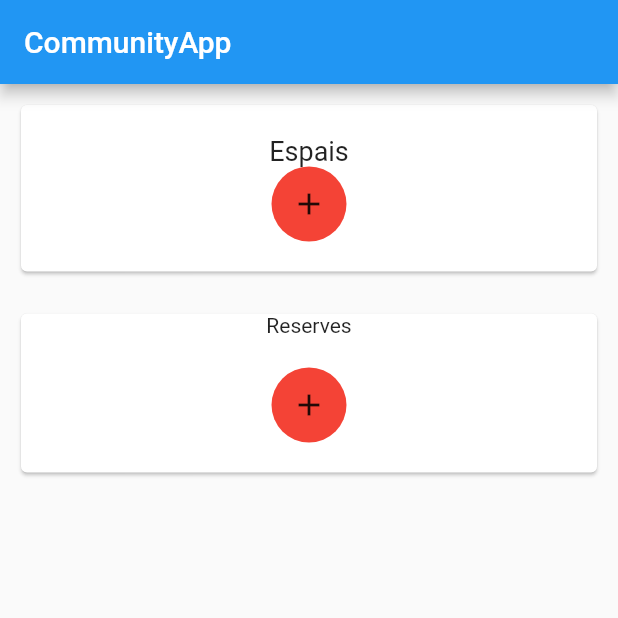
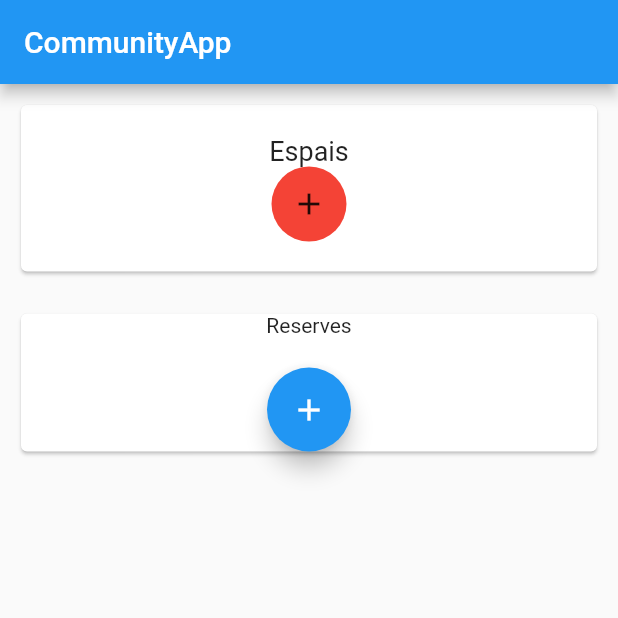
Before and after one commit to TomasMoratoPerezPorro/CommunityApp, a Flutter app: the screen it shows after launch, on a phone screen of 412 x 824 dp, the top half of it. Run offline on Flutter 3.47's test engine with Material 2 defaults, Android fonts, the phone set to English and light mode, and no system bars; our stand-ins replace cloud_firestore; accounts and stored records are empty.

```diff
--- a/appcomunity/lib/Pages/MainPage.dart
+++ b/appcomunity/lib/Pages/MainPage.dart
@@ -1,5 +1,6 @@
 import 'package:appcomunity/Model/Espais.dart';
 import 'package:appcomunity/Model/Reserves.dart';
+import 'package:appcomunity/Pages/NewReservaPage.dart';
 import 'package:flutter/material.dart';
 import 'package:cloud_firestore/cloud_firestore.dart';
 
@@ -178,14 +179,16 @@ class ReservesWidget extends StatelessWidget {
                     },
                   ),
                 ),
-                Container(
-                  margin: EdgeInsets.only(bottom: 20),
-                  height: 50,
-                  width: 50,
-                  decoration:
-                      BoxDecoration(color: Colors.red, shape: BoxShape.circle),
+                FloatingActionButton(
+                  onPressed: () {
+                    Navigator.of(context).push(
+                      MaterialPageRoute(
+                        builder: (_) => NewReservaPage(),
+                      ),
+                    );
+                  },
                   child: Icon(Icons.add),
-                ),
+                )
               ],
             ),
           ),
```
Also changed, not shown: appcomunity/lib/Pages/NewReservaPage.dart (added, +48 -0 lines).
